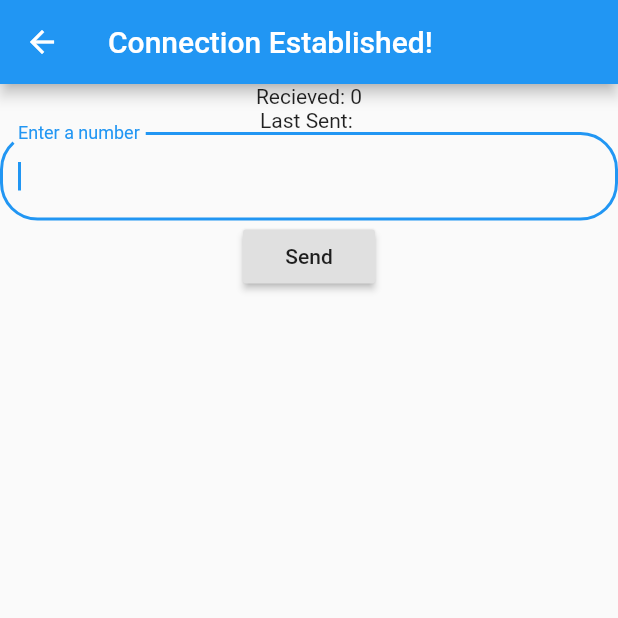
After one commit to annavaykean/seniordesign_protoype, a Flutter app: the SendBluetoothData screen opened directly, after a tap on "Send", on a phone screen of 412 x 824 dp, the top half of it. The commit adds this screen. Run offline on Flutter 3.47's test engine with Material 2 defaults, Android fonts, the phone set to English and light mode, and no system bars; our stand-ins replace flutter_blue.

Commit message:
screen to test sending data over bluetooth

```diff
--- /dev/null
+++ b/sd_proto/lib/code/send_bluetooth_data.dart
@@ -0,0 +1,48 @@
+import 'package:flutter/material.dart';
+import 'package:flutter_blue/flutter_blue.dart';
+
+//send and receive numbers (for testing purposes only)
+class SendBluetoothData extends StatefulWidget {
+  @override
+  SendBluetoothDataState createState() => SendBluetoothDataState();
+}
+
+class SendBluetoothDataState extends State<SendBluetoothData> {
+  TextEditingController numToSendCtrl = new TextEditingController();
+  int numReceived = 0;
+  String numToSend = '0';
+  @override
+  Widget build(BuildContext context) {
+    return new Scaffold(
+        appBar: AppBar(
+          title: const Text('Connection Established!'),
+        ),
+        body: Column(
+            children: <Widget> [
+              Text('Recieved: ${numReceived}'),
+              Text('Last Sent: ${numToSend}'),
+              new TextField(
+                controller: numToSendCtrl,
+                autofocus: true,
+                decoration: new InputDecoration(
+                  labelText: 'Enter a number',
+                  fillColor: Colors.white,
+                  border: new OutlineInputBorder(borderRadius: new BorderRadius.circular(25.0)),
+                ),
+              ),
+              new RaisedButton(
+                  onPressed: () => sendInt(numToSendCtrl.text),
+                  child: Text('Send')
+              )
+            ]
+        )
+    );
+  }
+
+  sendInt(String txt) {
+    print('INFO: Preparing to send ${numToSendCtrl.text}');
+    setState(() {
+      numToSend = numToSendCtrl.text;
+    });
+  }
+}
```
Also changed, not shown: sd_proto/lib/code/bluetooth_test_screen.dart (+20 -11 lines), sd_proto/pubspec.yaml (+5 -4 lines), sd_proto/pubspec.lock.
